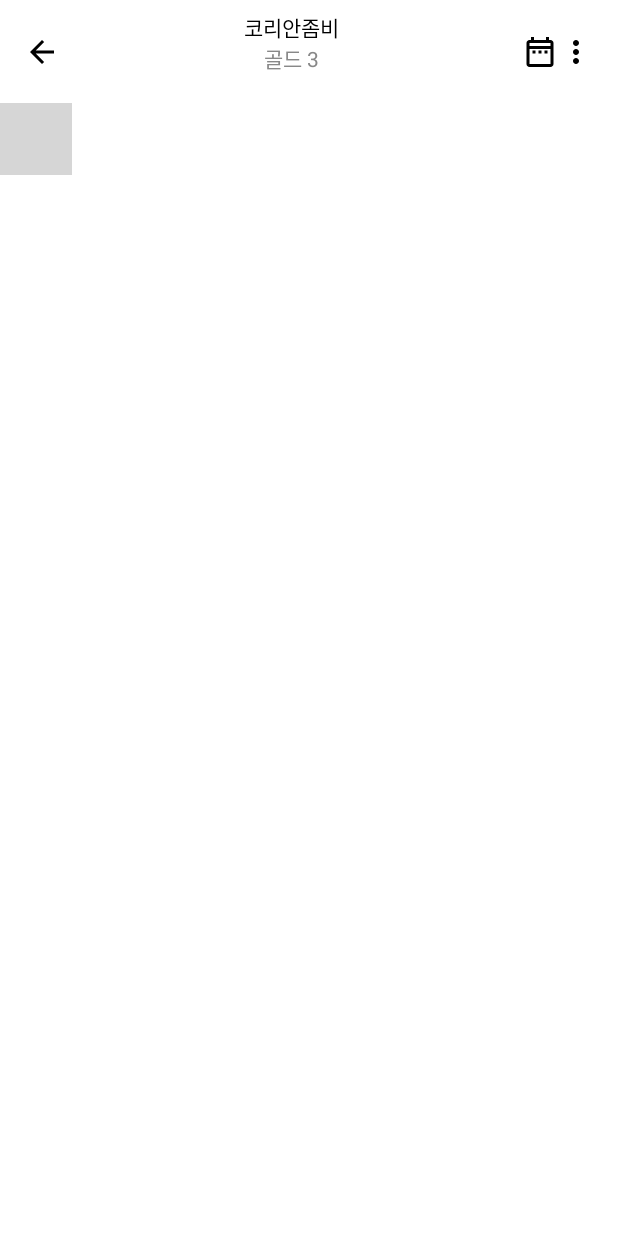
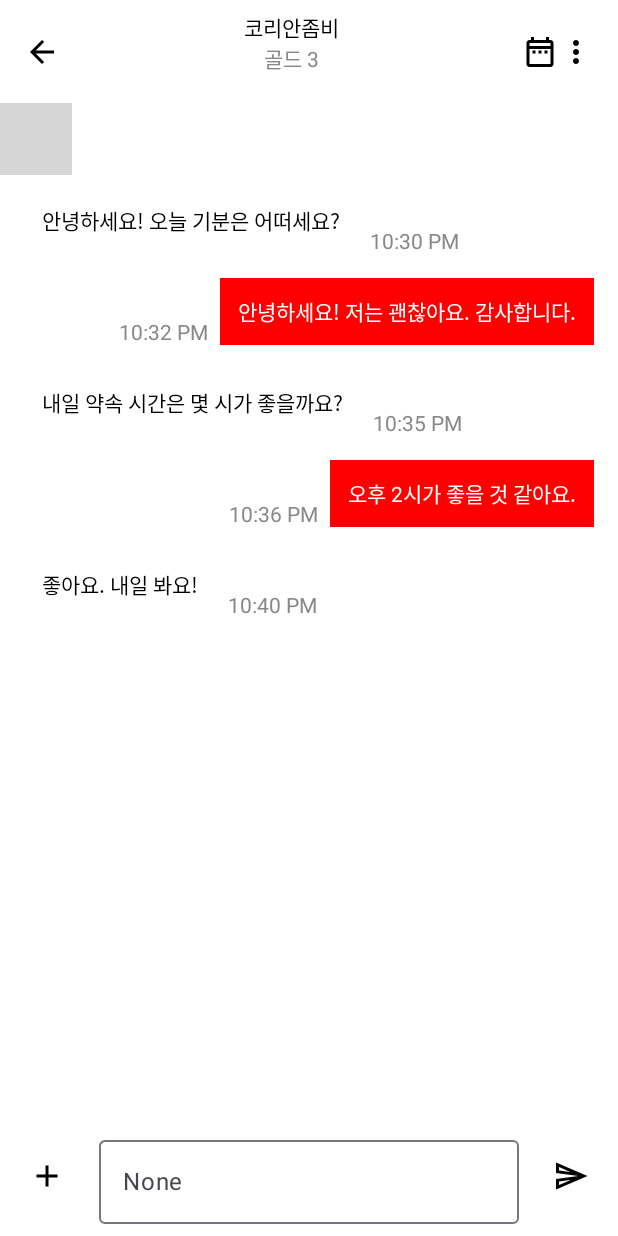
Before and after one commit to kyleidea1/AreYouHOT, an Android app built with Jetpack Compose: the @Preview function ChatContentActivityPreview, on a phone screen of 412 x 824 dp. Run offline under Robolectric (Android 15) with nearby library versions, the phone set to English and light mode, and no system bars; 1 statement that could not run was skipped; grey boxes are pictures that could not be loaded.

Commit message:
✏️ 채팅방 화면 구현

```diff
--- a/app/src/main/java/com/example/areyouhot/ChatContentActivity.kt
+++ b/app/src/main/java/com/example/areyouhot/ChatContentActivity.kt
@@ -5,18 +5,24 @@ import androidx.compose.foundation.layout.Arrangement
 import androidx.compose.foundation.layout.Box
 import androidx.compose.foundation.layout.Column
 import androidx.compose.foundation.layout.Row
+import androidx.compose.foundation.layout.Spacer
 import androidx.compose.foundation.layout.aspectRatio
 import androidx.compose.foundation.layout.fillMaxHeight
 import androidx.compose.foundation.layout.fillMaxSize
 import androidx.compose.foundation.layout.fillMaxWidth
 import androidx.compose.foundation.layout.padding
+import androidx.compose.foundation.lazy.LazyColumn
 import androidx.compose.material.icons.Icons
+import androidx.compose.material.icons.outlined.Add
 import androidx.compose.material.icons.outlined.ArrowBack
 import androidx.compose.material.icons.outlined.DateRange
 import androidx.compose.material.icons.outlined.MoreVert
+import androidx.compose.material.icons.outlined.Send
 import androidx.compose.material3.Icon
+import androidx.compose.material3.OutlinedTextField
 import androidx.compose.material3.Text
 import androidx.compose.runtime.Composable
+import androidx.compose.runtime.remember
 import androidx.compose.ui.Alignment
 import androidx.compose.ui.Modifier
 import androidx.compose.ui.graphics.Color
@@ -24,10 +30,26 @@ import androidx.compose.ui.tooling.preview.Preview
 import androidx.compose.ui.unit.dp
 import com.example.areyouhot.ui.theme.Divider
 
+data class Message(
+    val id: Int,
+    val senderName: String,
+    val content: String,
+    val timestamp: String,
+    val isMine: Boolean
+)
+
 @Composable
 fun ChatContentActivity() {
     Box(modifier = Modifier.fillMaxSize()) {
-        Column() {
+        Column(
+            modifier = Modifier.fillMaxSize(),
+            verticalArrangement = Arrangement.SpaceBetween
+        ) {
+            Column(
+                modifier = Modifier.fillMaxWidth(),
+                verticalArrangement = Arrangement.Top
+            ) {
+                Column {
                     Row(
                         modifier = Modifier
                             .fillMaxWidth()
@@ -50,13 +72,104 @@ fun ChatContentActivity() {
                         }
                     }
                     Divider(1)
+                }
+                MessageList()
+            }
             Row(
-                modifier = Modifier.background(color = Color.LightGray)
+                modifier = Modifier.fillMaxWidth().padding(8.dp),
+                verticalAlignment = Alignment.CenterVertically,
+                horizontalArrangement = Arrangement.SpaceAround
             ) {
+                Icon(imageVector = Icons.Outlined.Add, contentDescription = "add")
+                OutlinedTextField(
+                    value = "",
+                    onValueChange = { },
+                    label = { Text("None") }
+                )
+                Icon(imageVector = Icons.Outlined.Send, contentDescription = "send")
+            }
+        }
 
     }
 }
 
+@Composable
+fun MessageList() {
+    val messageData = listOf(
+        Message(
+            id = 1,
+            senderName = "Alice",
+            content = "안녕하세요! 오늘 기분은 어떠세요?",
+            timestamp = "10:30 PM",
+            isMine = false
+        ),
+        Message(
+            id = 2,
+            senderName = "Me",
+            content = "안녕하세요! 저는 괜찮아요. 감사합니다.",
+            timestamp = "10:32 PM",
+            isMine = true
+        ),
+        Message(
+            id = 3,
+            senderName = "Alice",
+            content = "내일 약속 시간은 몇 시가 좋을까요?",
+            timestamp = "10:35 PM",
+            isMine = false
+        ),
+        Message(
+            id = 4,
+            senderName = "Me",
+            content = "오후 2시가 좋을 것 같아요.",
+            timestamp = "10:36 PM",
+            isMine = true
+        ),
+        Message(
+            id = 5,
+            senderName = "Alice",
+            content = "좋아요. 내일 봐요!",
+            timestamp = "10:40 PM",
+            isMine = false
+        )
+    )
+
+    val messages = remember { messageData }
+
+    LazyColumn(
+        modifier = Modifier.fillMaxWidth(),
+        verticalArrangement = Arrangement.Top
+    ) {
+        items(
+            count = messages.size,
+            key = { index -> messages[index].id },
+            contentType = { index -> messages[index] }
+        ) { index ->
+            val message = messages[index]
+            MessageItem(message)
+        }
+    }
+}
+
+@Composable
+fun MessageItem(message: Message) {
+    Row(
+        modifier = Modifier
+            .fillMaxWidth()
+            .padding(8.dp),
+        horizontalArrangement = if (message.isMine) Arrangement.End else Arrangement.Start,
+        verticalAlignment = Alignment.Bottom
+    ) {
+        if (message.isMine) Text(message.timestamp, color = Color.Gray)
+        Spacer(modifier = Modifier.padding(4.dp))
+        Column(
+            modifier = Modifier
+                .background(color = if (message.isMine) Color.Red else Color.White)
+                .padding(12.dp)
+        ) {
+            Text(message.content, color = if (message.isMine) Color.White else Color.Black)
+        }
+        Spacer(modifier = Modifier.padding(4.dp))
+        if (!message.isMine) Text(message.timestamp, color = Color.Gray)
     }
 }
 
```
Lines whose indentation alone changed are shown as unchanged.
